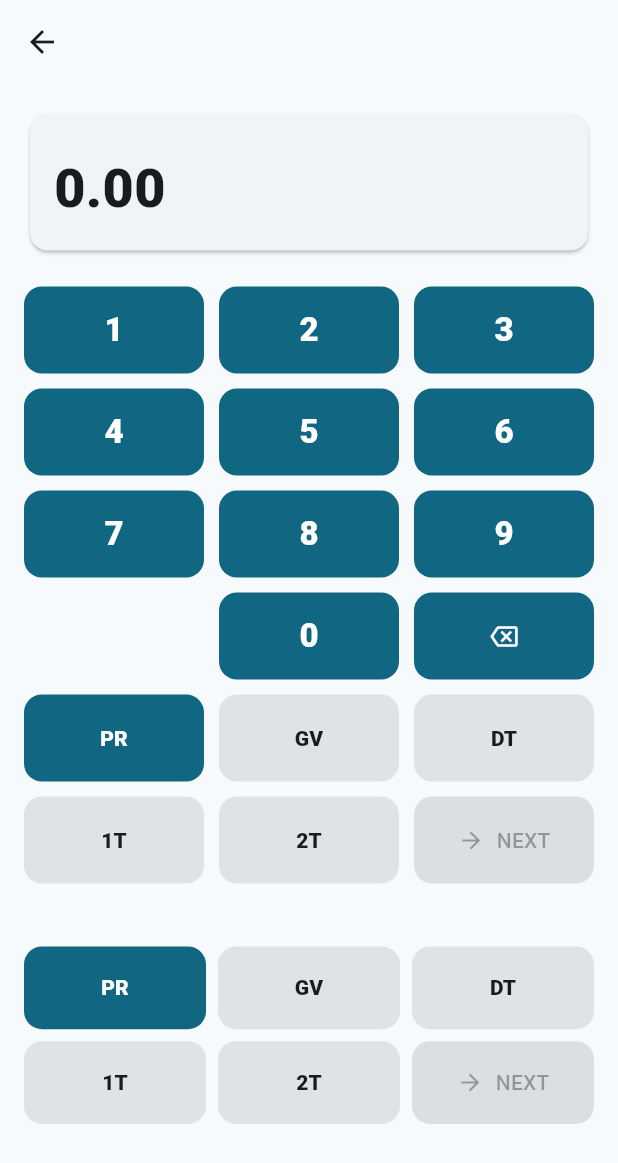
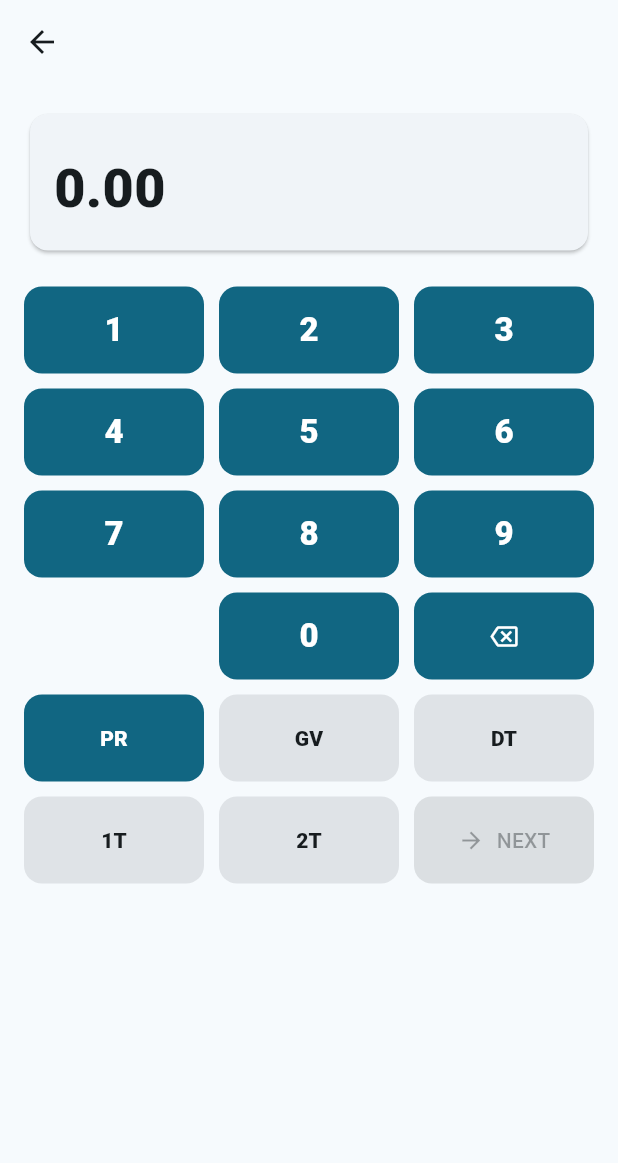
Before and after one commit to JimGLDS/RC03, a Flutter app: the Screen1 screen opened directly with empty values, on a phone screen of 412 x 824 dp. Shown: the top 1163 px of the screen. Run offline on Flutter 3.47's test engine with Material 3 defaults, Android fonts, the phone set to English and light mode, and no system bars; our stand-ins replace pdf, shared_preferences; missing offline and left inert: dart:html; accounts and stored records are empty.

Commit message:
Screen1: remove duplicate road-type rows below unified 3x6 grid

```diff
--- a/lib/screens/wizard/screen1.dart
+++ b/lib/screens/wizard/screen1.dart
@@ -128,61 +128,6 @@ class _Screen1State extends State<Screen1> {
             ),
             const SizedBox(height: 20),
             SizedBox(height: 420, child: keypad()),
-            const SizedBox(height: 20),
-            GridView.count(
-              shrinkWrap: true,
-              physics: const NeverScrollableScrollPhysics(),
-              crossAxisCount: 3,
-              mainAxisSpacing: 8,
-              crossAxisSpacing: 8,
-              childAspectRatio: 2.2,
-              children: [
-                surfaceBtn(SurfaceType.PR),
-                surfaceBtn(SurfaceType.GV),
-                surfaceBtn(SurfaceType.DT),
-                surfaceBtn(SurfaceType.IT),
-                surfaceBtn(SurfaceType.TT),
-                SizedBox(
-                  height: 48,
-                  child: FilledButton.icon(
-                    style: FilledButton.styleFrom(
-                      padding: EdgeInsets.zero,
-                      shape: RoundedRectangleBorder(
-                          borderRadius: BorderRadius.circular(12)),
-                    ),
-                    onPressed: odoValid
-                        ? () async {
-                            final base = widget.initialDraft ??
-                                RowDraft(
-                                  odoHundredths: odoHundredths,
-                                  surface: surface,
-                                  iconKey: 'T01',
-                                );
-
-                            base.odoHundredths = odoHundredths;
-                            base.surface = surface;
-
-                            final result = await Navigator.push<RowDraft>(
-                              context,
-                              MaterialPageRoute(
-                                builder: (_) => Screen2(
-                                  recNo: widget.recNo,
-                                  draft: base,
-                                  existingResetNames: widget.existingResetNames,
-                                ),
-                              ),
-                            );
-                            if (result != null && context.mounted)
-                              Navigator.pop(context, result);
-                          }
-                        : null,
-                    icon: const Icon(Icons.arrow_forward),
-                    label: const Text('NEXT'),
-                  ),
-                ),
-              ],
-            ),
-            const SizedBox(height: 6),
           ],
         ),
       ),
```
